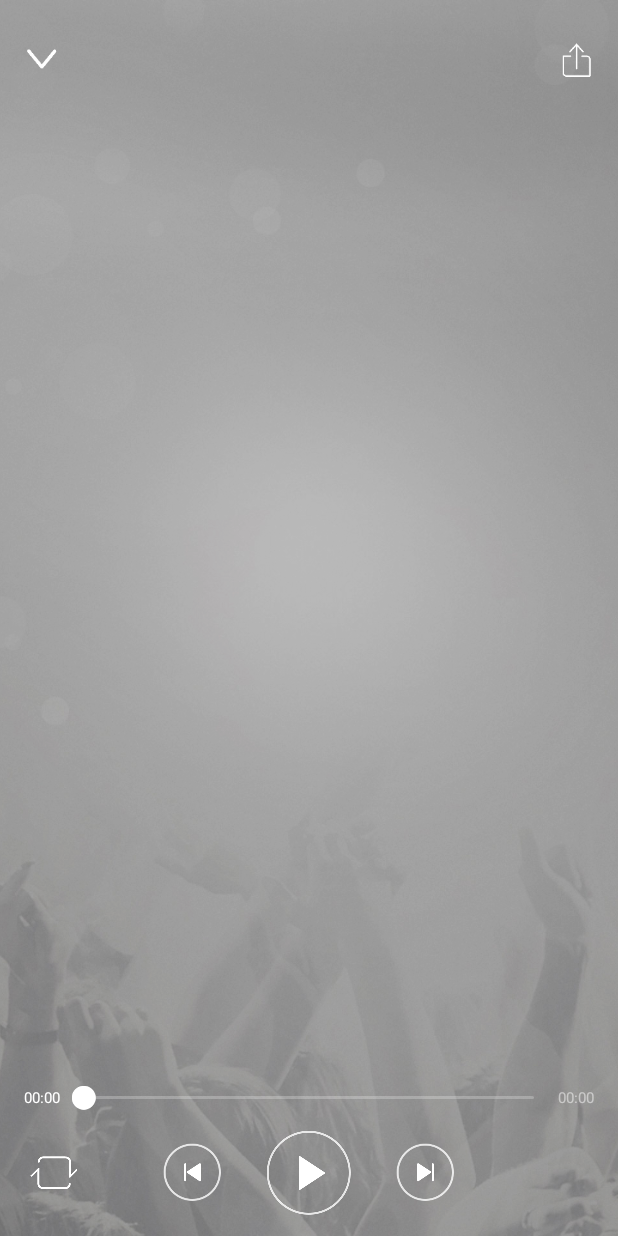
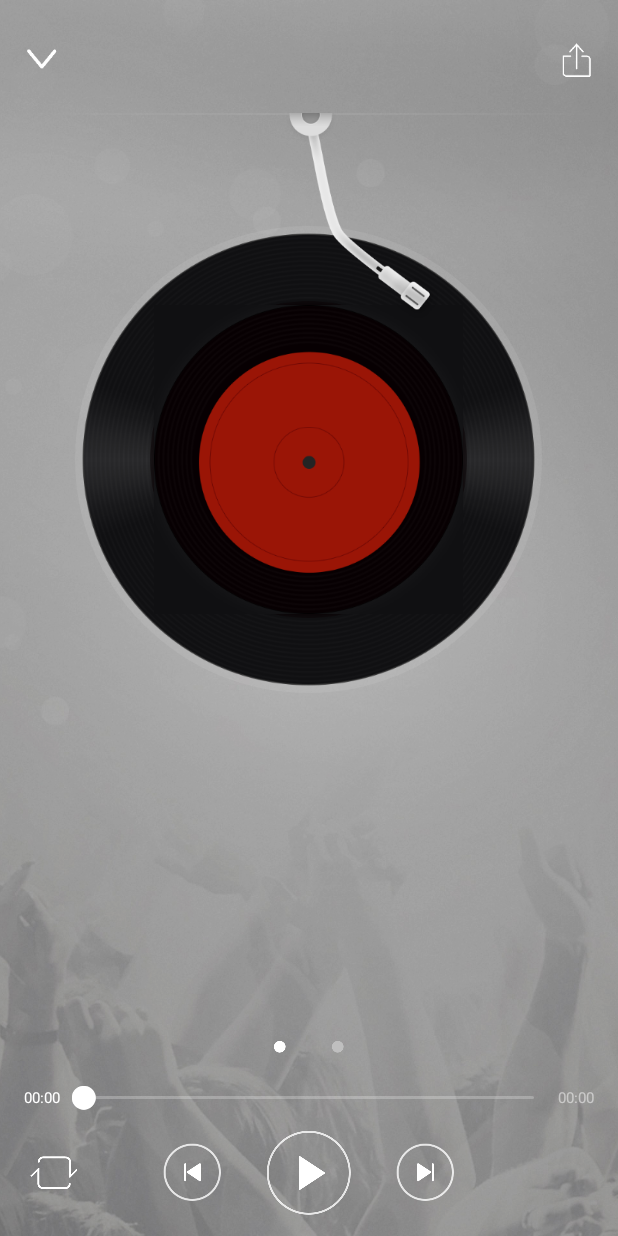
Before and after one commit to xuelang201201/FunMusic, an Android app: the fragment PlayFragment shown on its own in the app's theme, on a phone screen of 412 x 824 dp. Run offline under Robolectric (Android 15) with nearby library versions, the phone set to English and light mode, and no system bars; our stand-ins replace ButterKnife, CircleImageView; pictures from the network do not load; Roboto replaces fonts that are not available here; 5 statements that could not run were skipped.

Commit message:
Update PlayFragment.

```diff
--- a/app/src/main/java/com/charles/funmusic/adapter/PlayPagerAdapter.java
+++ b/app/src/main/java/com/charles/funmusic/adapter/PlayPagerAdapter.java
@@ -1,5 +1,6 @@
 package com.charles.funmusic.adapter;
 
+import android.support.annotation.NonNull;
 import android.support.v4.view.PagerAdapter;
 import android.view.View;
 import android.view.ViewGroup;
@@ -22,18 +23,19 @@ public class PlayPagerAdapter extends PagerAdapter {
     }
 
     @Override
-    public boolean isViewFromObject(View view, Object object) {
+    public boolean isViewFromObject(@NonNull View view, @NonNull Object object) {
         return view == object;
     }
 
+    @NonNull
     @Override
-    public Object instantiateItem(ViewGroup container, int position) {
+    public Object instantiateItem(@NonNull ViewGroup container, int position) {
         container.addView(mViews.get(position));
         return mViews.get(position);
     }
 
     @Override
-    public void destroyItem(ViewGroup container, int position, Object object) {
+    public void destroyItem(@NonNull ViewGroup container, int position, @NonNull Object object) {
         container.removeView(mViews.get(position));
     }
 }
--- a/app/src/main/java/com/charles/funmusic/fragment/PlayFragment.java
+++ b/app/src/main/java/com/charles/funmusic/fragment/PlayFragment.java
@@ -7,12 +7,15 @@ import android.content.IntentFilter;
 import android.os.Build;
 import android.support.v4.view.ViewPager;
 import android.text.format.DateUtils;
+import android.view.LayoutInflater;
 import android.view.View;
 import android.widget.ImageView;
 import android.widget.SeekBar;
 import android.widget.TextView;
 
 import com.charles.funmusic.R;
+import com.charles.funmusic.adapter.PlayPagerAdapter;
+import com.charles.funmusic.application.AppCache;
 import com.charles.funmusic.constant.Actions;
 import com.charles.funmusic.enums.PlayModeEnum;
 import com.charles.funmusic.model.Music;
@@ -21,6 +24,7 @@ import com.charles.funmusic.utils.Preferences;
 import com.charles.funmusic.utils.ScreenUtil;
 import com.charles.funmusic.utils.SystemUtil;
 import com.charles.funmusic.utils.ToastUtil;
+import com.charles.funmusic.widget.AlbumCoverView;
 import com.charles.funmusic.widget.IndicatorLayout;
 
 import java.util.ArrayList;
@@ -32,7 +36,7 @@ import butterknife.OnClick;
 /**
  * 正在播放界面
  */
-public class PlayFragment extends BaseFragment implements OnPlayerEventListener, SeekBar.OnSeekBarChangeListener {
+public class PlayFragment extends BaseFragment implements OnPlayerEventListener, SeekBar.OnSeekBarChangeListener, ViewPager.OnPageChangeListener {
 
     @BindView(R.id.fragment_play_head_container)
     View mHeadContainer;
@@ -63,6 +67,9 @@ public class PlayFragment extends BaseFragment implements OnPlayerEventListener,
     @BindView(R.id.fragment_play_next)
     ImageView mNext;
 
+    private View mLrcViewFull;
+    private AlbumCoverView mAlbumCoverView;
+
     private List<View> mViewPagerContent;
     private int mLastProgress;
     private boolean isDraggingProgress;
@@ -86,13 +93,15 @@ public class PlayFragment extends BaseFragment implements OnPlayerEventListener,
         mIndicator.create(mViewPagerContent.size());
         initPlayMode();
         onChangeImpl(getPlayService().getPlayingMusic());
+
+        mSeekBar.setOnSeekBarChangeListener(this);
     }
 
     @Override
     public void onResume() {
         super.onResume();
         IntentFilter filter = new IntentFilter(Actions.VOLUME_CHANGED_ACTION);
-        getContext().registerReceiver(mVolumeReceiver, filter);
+        AppCache.getContext().registerReceiver(mVolumeReceiver, filter);
     }
 
     /**
@@ -106,7 +115,15 @@ public class PlayFragment extends BaseFragment implements OnPlayerEventListener,
     }
 
     private void initViewPager() {
+        View coverView = LayoutInflater.from(getContext()).inflate(R.layout.fragment_play_page_cover, null);
+        View lrcView = LayoutInflater.from(getContext()).inflate(R.layout.fragment_play_page_lrc, null);
+        mAlbumCoverView = coverView.findViewById(R.id.fragment_play_page_cover_album_cover_view);
+        mLrcViewFull = lrcView.findViewById(R.id.fragment_play_page_lrc_lrc_view);
+        mAlbumCoverView.initNeedle(getPlayService().isPlaying());
         mViewPagerContent = new ArrayList<>(2);
+        mViewPagerContent.add(coverView);
+        mViewPagerContent.add(mLrcViewFull);
+        mViewPager.setAdapter(new PlayPagerAdapter(mViewPagerContent));
     }
 
     private void initPlayMode() {
@@ -122,7 +139,7 @@ public class PlayFragment extends BaseFragment implements OnPlayerEventListener,
         String artist;
 
         if ("<unknown>".equals(music.getArtist())) {
-            artist = getActivity().getString(R.string.unknown_artist);
+            artist = AppCache.getContext().getString(R.string.unknown_artist);
         } else {
             artist = music.getArtist();
         }
@@ -139,10 +156,8 @@ public class PlayFragment extends BaseFragment implements OnPlayerEventListener,
         mDuration.setText(formatTime(music.getDuration()));
         if (getPlayService().isPlaying() || getPlayService().isPreparing()) {
             mPlayOrPause.setSelected(true);
-
         } else {
             mPlayOrPause.setSelected(false);
-
         }
     }
 
@@ -221,6 +236,7 @@ public class PlayFragment extends BaseFragment implements OnPlayerEventListener,
      * 下一首
      */
     private void next() {
+        mAlbumCoverView.pause();
         getPlayService().next();
     }
 
@@ -228,22 +244,26 @@ public class PlayFragment extends BaseFragment implements OnPlayerEventListener,
      * 上一首
      */
     private void prev() {
+        mAlbumCoverView.pause();
         getPlayService().prev();
     }
 
     @Override
     public void onChange(Music music) {
+        mAlbumCoverView.pause();
         onChangeImpl(music);
     }
 
     @Override
     public void onPlayerStart() {
+        mAlbumCoverView.start();
         mPlayOrPause.setSelected(true);
 
     }
 
     @Override
     public void onPlayerPause() {
+        mAlbumCoverView.pause();
         mPlayOrPause.setSelected(false);
     }
 
@@ -312,7 +332,22 @@ public class PlayFragment extends BaseFragment implements OnPlayerEventListener,
 
     @Override
     public void onDestroy() {
-        getContext().unregisterReceiver(mVolumeReceiver);
+        AppCache.getContext().unregisterReceiver(mVolumeReceiver);
         super.onDestroy();
     }
+
+    @Override
+    public void onPageScrolled(int position, float positionOffset, int positionOffsetPixels) {
+
+    }
+
+    @Override
+    public void onPageSelected(int position) {
+        mIndicator.setCurrent(position);
+    }
+
+    @Override
+    public void onPageScrollStateChanged(int state) {
+
+    }
 }
--- a/app/src/main/res/layout/fragment_play.xml
+++ b/app/src/main/res/layout/fragment_play.xml
@@ -8,7 +8,6 @@
         android:id="@+id/fragment_play_bg"
         android:layout_width="match_parent"
         android:layout_height="match_parent"
-        android:clickable="true"
         android:contentDescription="@null"
         android:scaleType="centerCrop"
         android:src="@drawable/play_page_default_bg"/>
--- a/app/src/main/res/layout/fragment_play_controller.xml
+++ b/app/src/main/res/layout/fragment_play_controller.xml
@@ -1,10 +1,9 @@
 <?xml version="1.0" encoding="utf-8"?>
-<LinearLayout
+<merge
     xmlns:android="http://schemas.android.com/apk/res/android"
     android:id="@+id/fragment_play_bottom_container"
     android:layout_width="match_parent"
     android:layout_height="wrap_content"
-    android:layout_gravity="bottom"
     android:orientation="vertical">
 
     <LinearLayout
@@ -84,4 +83,4 @@
             android:contentDescription="@null"
             android:src="@drawable/selector_play_btn_next"/>
     </RelativeLayout>
-</LinearLayout>
+</merge>
```
